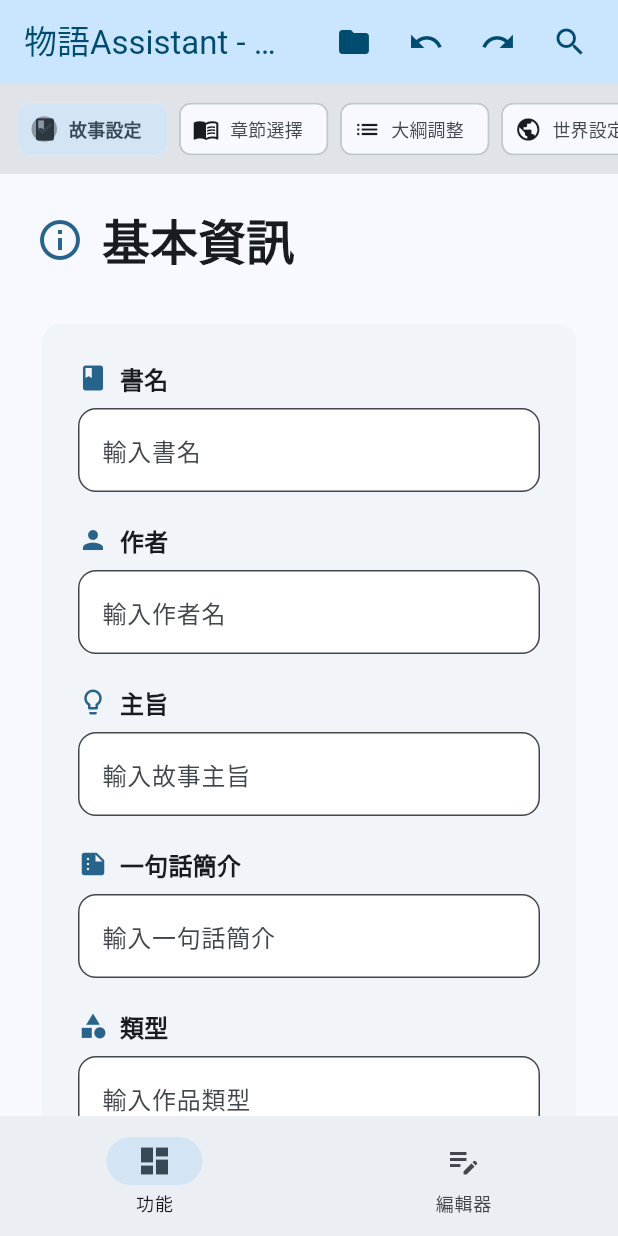
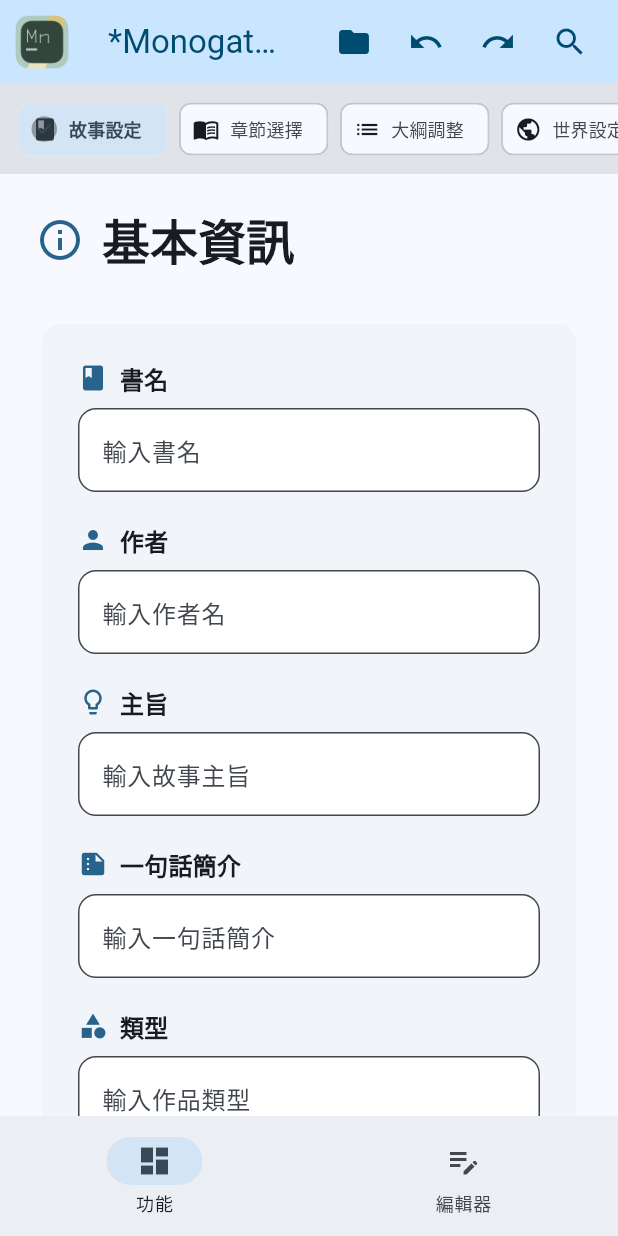
Before and after one commit to Heyairu/Monogatari-Assistant-FE, a Flutter app: the screen it shows after launch, on a phone screen of 412 x 824 dp. Run offline on Flutter 3.47's test engine with Material 3 defaults, Android fonts, the phone set to English and light mode, and no system bars; our stand-ins replace file_picker, shared_preferences; missing offline and left inert: window_manager; statements that could not run were skipped.

Commit message:
Beta3@1111

```diff
--- a/dart_edition/lib/main.dart
+++ b/dart_edition/lib/main.dart
@@ -644,15 +644,20 @@ class _ContentViewState extends State<ContentView> with WindowListener {
 
   // AppBar 建構方法
   PreferredSizeWidget _buildAppBar() {
-    String title = "物語Assistant";
-    if (currentProject != null) {
-      title += " - ${currentProject!.nameWithoutExtension}";
-      if (currentProject!.isNewFile) {
-        title += " (未儲存)";
-      }
-    }
+    String title = currentProject != null
+        ? "${currentProject!.isNewFile ? "*" : ""}${currentProject!.nameWithoutExtension}"
+        : "新專案";
 
     return AppBar(
+      leading: Padding(
+        padding: const EdgeInsets.all(8.0),
+        child: Image.asset(
+          "assets/icon/app_icon.png",
+          errorBuilder: (context, error, stackTrace) {
+            return const Icon(Icons.auto_stories, size: 32);
+          },
+        ),
+      ),
       title: Row(
         children: [
           if (isLoading)
@@ -1071,11 +1076,12 @@ class _ContentViewState extends State<ContentView> with WindowListener {
   Widget _buildEditor() {
     return Container(
       color: Theme.of(context).colorScheme.surface,
-      child: Column(
-        children: [
+      child: CustomScrollView(
+        slivers: [
           // 搜尋列（當開啟時）
           if (showFindReplaceWindow)
-            FindReplaceBar(
+            SliverToBoxAdapter(
+              child: FindReplaceBar(
                 findController: findController,
                 replaceController: replaceController,
                 options: findReplaceOptions,
@@ -1130,9 +1136,11 @@ class _ContentViewState extends State<ContentView> with WindowListener {
                   });
                 },
               ),
+            ),
 
           // 編輯器工具列
-          Container(
+          SliverToBoxAdapter(
+            child: Container(
               padding: const EdgeInsets.symmetric(horizontal: 16, vertical: 8),
               decoration: BoxDecoration(
                 color: Theme.of(context).colorScheme.surfaceContainerHighest,
@@ -1192,9 +1200,11 @@ class _ContentViewState extends State<ContentView> with WindowListener {
                 ],
               ),
             ),
-
-          // 文本編輯器
-          Expanded(
+          ),
+
+          // 文本編輯器 - 使用 SliverFillRemaining 確保填滿剩餘空間
+          SliverFillRemaining(
+            hasScrollBody: false,
             child: Container(
               margin: const EdgeInsets.all(16),
               child: TextField(
@@ -2116,6 +2126,7 @@ class _ContentViewState extends State<ContentView> with WindowListener {
 
         // 更新WorldSettings
         if (loadedWorldSettings != null && loadedWorldSettings.isNotEmpty) {
+          // 直接使用讀取的數據，不自動包裝「全部」節點
           worldSettingsData = loadedWorldSettings;
         }
 
--- a/dart_edition/lib/modules/settingview.dart
+++ b/dart_edition/lib/modules/settingview.dart
@@ -139,6 +139,7 @@ class _SettingViewState extends State<SettingView> {
                     _buildPlaceholderSetting("自動儲存", Icons.save),
                     _buildPlaceholderSetting("自動備份", Icons.backup),
                     _buildPlaceholderSetting("語言設定", Icons.language),
+                    _buildPlaceholderSetting("字體大小調整", Icons.text_fields),
                   ],
                 ),
               ),
--- a/dart_edition/lib/modules/worldsettingsview.dart
+++ b/dart_edition/lib/modules/worldsettingsview.dart
@@ -376,8 +376,8 @@ class WorldSettingsCodec {
     }
 
     if (isWorldBlock) {
-      // 包一層「全部」根
-      return [LocationData(localName: "全部", child: roots)];
+      // 直接返回根節點列表，不自動包裝「全部」
+      return roots;
     }
     return null;
   }
--- a/dart_edition/pubspec.yaml
+++ b/dart_edition/pubspec.yaml
@@ -31,6 +31,7 @@ flutter:
   # 添加資源文件
   assets:
     - assets/icon/Title.png
+    - assets/icon/app_icon.png
 
 # 配置應用圖標
 flutter_launcher_icons:
```
Also changed, not shown: 4 other files. Lines whose indentation alone changed are shown as unchanged.
